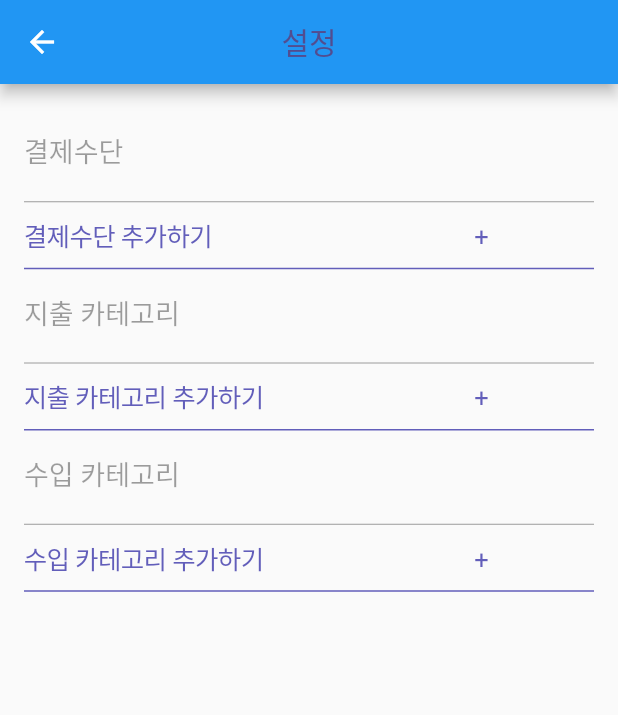
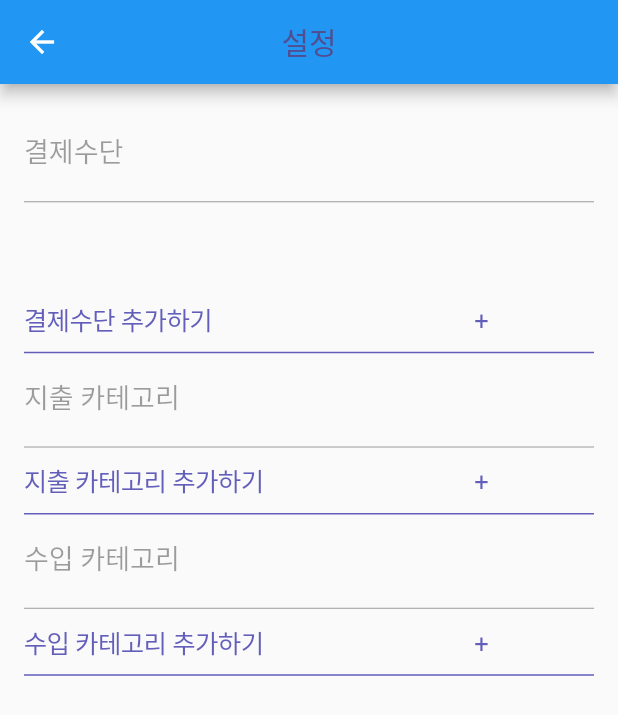
Before and after one commit to JUNGSEHOON-AutoML/flutter-budget-app, a Flutter app: the SettingScreen screen opened by its route, on a phone screen of 412 x 824 dp. Shown: the top 715 px of the screen. Run offline on Flutter 3.47's test engine with Material 2 defaults, Android fonts, the phone set to English and light mode, and no system bars; our stand-ins replace dropdown_button2, firebase_auth, firebase_core, firebase_database, floor, get and 2 more; accounts and stored records are empty; generated files the repository leaves out were written again.

Commit message:
[FEAT] Payment 연동

```diff
--- a/lib/presentation/setting/setting_screen.dart
+++ b/lib/presentation/setting/setting_screen.dart
@@ -1,3 +1,4 @@
+import 'package:account_book/di/my_service.dart';
 import 'package:account_book/domain/model/category.dart';
 import 'package:account_book/domain/model/payment.dart';
 import 'package:account_book/style.dart';
@@ -16,10 +17,6 @@ class SettingScreen extends StatefulWidget {
 
 class _SettingScreenState extends State<SettingScreen> {
   final _midController = TextEditingController();
-  final dummylist1=[];
-  final dummy1=Payment();
-  final dummy2=Category();
-  final dummy3=Category();
 
   @override
   void dispose() {
@@ -29,21 +26,18 @@ class _SettingScreenState extends State<SettingScreen> {
 
   @override
   Widget build(BuildContext context) {
-    // dummy1.name='test';
     return DefaultTabController(
       length: 3,
       child: Scaffold(
         appBar: AppBar(
           centerTitle: true,
-          title: const Text(
-              '설정',
-              style: TextStyle(color:Color(0xff524D90))),
+          title: const Text('설정', style: TextStyle(color: Color(0xff524D90))),
         ),
         body: Padding(
           padding: const EdgeInsets.all(16.0),
           child: Center(
             child: ListView(
-              children:[
+              children: [
                 TextField(
                   decoration: const InputDecoration(
                     labelText: '결제수단',
@@ -52,40 +46,37 @@ class _SettingScreenState extends State<SettingScreen> {
                   enabled: false,
                   style: TextStyle(fontSize: 18),
                 ),
-
                 ListView.builder(
                     scrollDirection: Axis.vertical,
                     shrinkWrap: true,
-                    itemCount: dummylist1.length ?? 0,
-                    itemBuilder: (BuildContext context, int i){
+                    itemCount: MyService.to.payments.length,
+                    itemBuilder: (BuildContext context, int i) {
                       return ListTile(
-                        title:TextButton(onPressed:(){},
-                            child:Align(alignment: Alignment.centerLeft,child:Text(dummylist1[i].name,style:TextStyle(fontSize:16))),
+                        title: TextButton(
+                          onPressed: () {},
                           style: TextButton.styleFrom(
                             padding: EdgeInsets.all(0),
                           ),
+                          child: Align(
+                              alignment: Alignment.centerLeft,
+                              child: Text(MyService.to.payments[i]?.name ?? "",
+                                  style: TextStyle(fontSize: 16))),
                         ),
                       );
-                  }
+                    }),
+                CupertinoButton(
+                  onPressed: () {
+                    Get.toNamed("/addAccount");
+                  },
+                  padding: const EdgeInsets.fromLTRB(0, 5, 0, 5),
+                  child: const Align(
+                      alignment: Alignment.centerLeft,
+                      child: Text(
+                        '결제수단 추가하기                                              +',
+                        style: TextStyle(color: AppColor.purple1),
+                      )),
                 ),
-
-                CupertinoButton(onPressed: (){
-                  Get.toNamed("/addAccount");
-                  setState(() {
-                    // dummy1.name='결제수단';
-                    dummylist1.add(dummy1);
-                  });
-                },
-                  child: Align(
-                    alignment: Alignment.centerLeft,
-                    child: Text('결제수단 추가하기                                              +',style: TextStyle(color: AppColor.purple1),
-                  )
-                  ),
-                  padding: const EdgeInsets.fromLTRB(0, 5, 0, 5),
-                ),
-                Container(height:1.0, color: AppColor.purple1),
-
-
+                Container(height: 1.0, color: AppColor.purple1),
                 TextFormField(
                     decoration: const InputDecoration(
                       labelText: '지출 카테고리',
@@ -93,53 +84,40 @@ class _SettingScreenState extends State<SettingScreen> {
                     ),
                     controller: _midController,
                     enabled: false,
-                  style: TextStyle(fontSize: 18)
+                    style: TextStyle(fontSize: 18)),
+                CupertinoButton(
+                  onPressed: () {
+                    Get.toNamed("/addExpense");
+                  },
+                  padding: const EdgeInsets.fromLTRB(0, 5, 0, 5),
+                  child: const Align(
+                      alignment: Alignment.centerLeft,
+                      child: Text(
+                        '지출 카테고리 추가하기                                     +',
+                        style: TextStyle(color: AppColor.purple1),
+                      )),
                 ),
-          CupertinoButton(onPressed: (){
-            Get.toNamed("/addExpense");
-            dummy2.name='지출1';
-            setState(() {
-
-            });
-            dummy2.color=AppColor.purple1;
-            dummy2.type=RecordType.spend;
-          },
-            child: Align(
-                alignment: Alignment.centerLeft,
-                child: Text('지출 카테고리 추가하기                                     +',
-                  style: TextStyle(color: AppColor.purple1),
-                )
-            ),
-            padding: const EdgeInsets.fromLTRB(0, 5, 0, 5),
-
-          ),
-                Container(height:1.0, color: AppColor.purple1),
-
+                Container(height: 1.0, color: AppColor.purple1),
                 TextFormField(
                     decoration: const InputDecoration(
                       labelText: '수입 카테고리',
                     ),
                     controller: _midController,
                     enabled: false,
-                    style: TextStyle(fontSize: 18)
+                    style: TextStyle(fontSize: 18)),
+                CupertinoButton(
+                  onPressed: () {
+                    Get.toNamed("/addIncome");
+                  },
+                  padding: const EdgeInsets.fromLTRB(0, 5, 0, 5),
+                  child: const Align(
+                      alignment: Alignment.centerLeft,
+                      child: Text(
+                        '수입 카테고리 추가하기                                     +',
+                        style: TextStyle(color: AppColor.purple1),
+                      )),
                 ),
-                CupertinoButton(onPressed: (){
-                  Get.toNamed("/addIncome");
-                  dummy3.name='수입1';
-                  dummy3.color=AppColor.purple1;
-                  dummy3.type=RecordType.income;
-                },
-                  child: Align(
-                      alignment: Alignment.centerLeft,
-                      child: Text('수입 카테고리 추가하기                                     +',
-                        style: TextStyle(color: AppColor.purple1),
-                      )
-                  ),
-                  padding: const EdgeInsets.fromLTRB(0, 5, 0, 5),
-
-                ),
-                Container(height:1.0, color: AppColor.purple1),
-
+                Container(height: 1.0, color: AppColor.purple1),
                 const SizedBox(
                   height: 20,
                 ),
```
Lines whose indentation alone changed are shown as unchanged.
